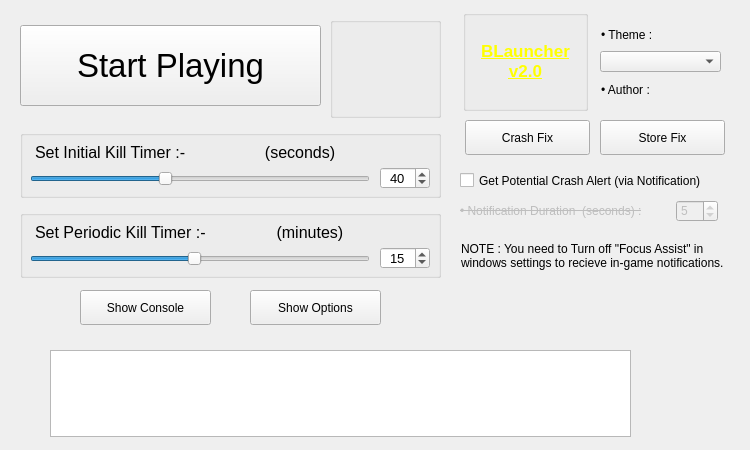
Above: gui/main.ui from frak0d/BLauncher before the change. Below: the same form after it.
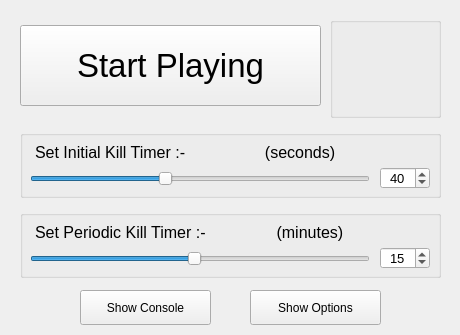
That is the form after the change. Icons and pictures are not drawn.

Commit message: finally fixed the damn animation, plus remember window config

The edit to the form file:
```diff
--- a/gui/main.ui
+++ b/gui/main.ui
@@ -6,8 +6,8 @@
    <rect>
     <x>0</x>
     <y>0</y>
-    <width>750</width>
-    <height>450</height>
+    <width>460</width>
+    <height>335</height>
    </rect>
   </property>
   <property name="sizePolicy">
@@ -667,7 +667,6 @@
     <property name="font">
      <font>
       <pointsize>13</pointsize>
-      <weight>75</weight>
       <bold>true</bold>
       <underline>false</underline>
       <stylestrategy>PreferAntialias</stylestrategy>
@@ -785,10 +784,10 @@
   <widget class="QTextEdit" name="console">
    <property name="geometry">
     <rect>
-     <x>50</x>
-     <y>350</y>
-     <width>581</width>
-     <height>87</height>
+     <x>20</x>
+     <y>342</y>
+     <width>420</width>
+     <height>90</height>
     </rect>
    </property>
    <property name="sizePolicy">
@@ -797,6 +796,18 @@
      <verstretch>2</verstretch>
     </sizepolicy>
    </property>
+   <property name="minimumSize">
+    <size>
+     <width>420</width>
+     <height>90</height>
+    </size>
+   </property>
+   <property name="maximumSize">
+    <size>
+     <width>710</width>
+     <height>90</height>
+    </size>
+   </property>
    <property name="acceptDrops">
     <bool>false</bool>
    </property>
```
Left out of the diff: 115 changed lines with no effect on the pictures. The commit also changes 4 other files.
